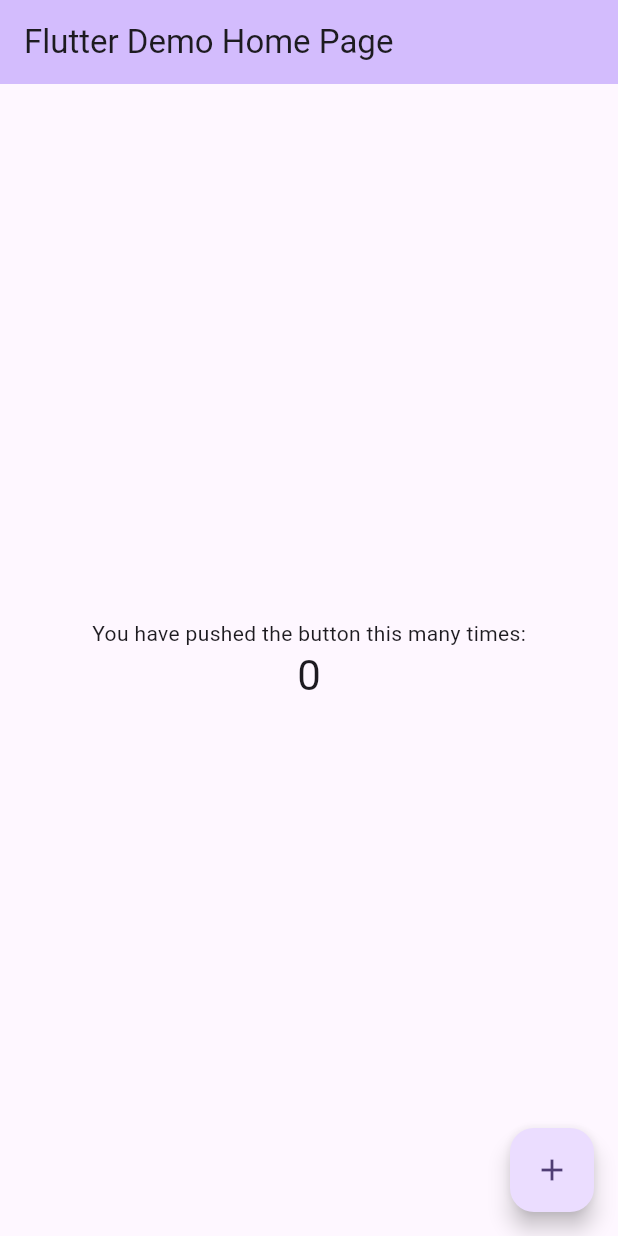
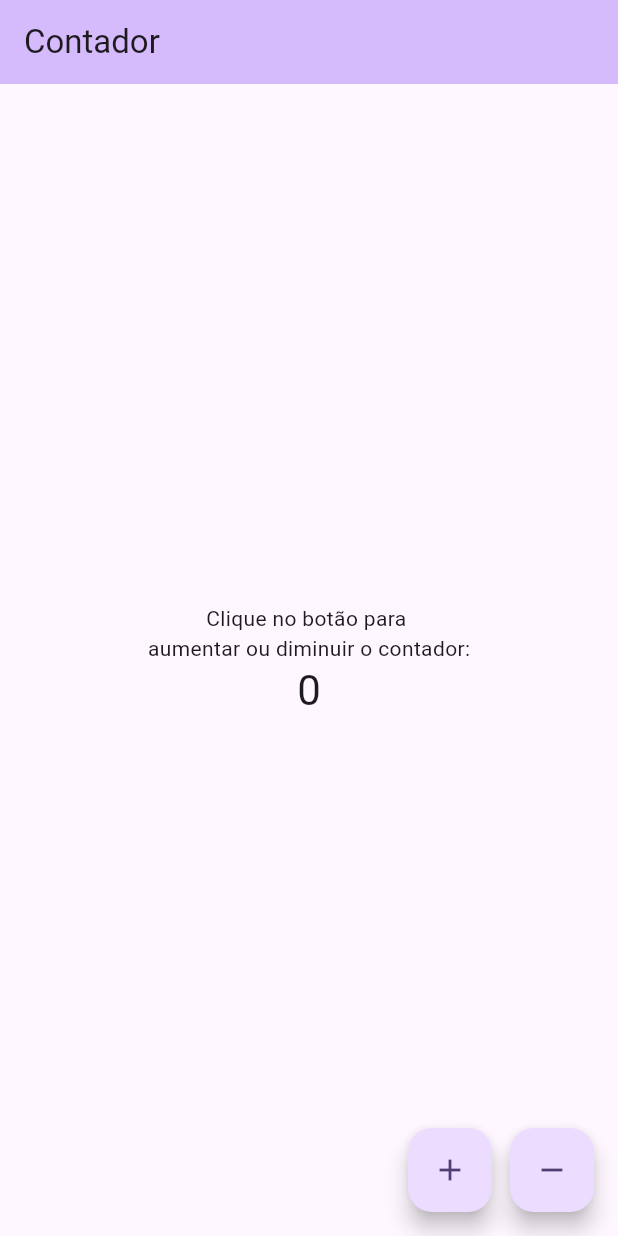
Before and after one commit to CleberPaiva/appflutter, a Flutter app: the screen it shows after launch, on a phone screen of 412 x 824 dp. Run offline on Flutter 3.47's test engine with Material 3 defaults, Android fonts, the phone set to English and light mode, and no system bars.

```diff
--- a/lib/main.dart
+++ b/lib/main.dart
@@ -11,42 +11,19 @@ class MyApp extends StatelessWidget {
   @override
   Widget build(BuildContext context) {
     return MaterialApp(
-      title: 'Flutter Demo',
+      title: 'Contador',
       theme: ThemeData(
-        // This is the theme of your application.
-        //
-        // TRY THIS: Try running your application with "flutter run". You'll see
-        // the application has a purple toolbar. Then, without quitting the app,
-        // try changing the seedColor in the colorScheme below to Colors.green
-        // and then invoke "hot reload" (save your changes or press the "hot
-        // reload" button in a Flutter-supported IDE, or press "r" if you used
-        // the command line to start the app).
-        //
-        // Notice that the counter didn't reset back to zero; the application
-        // state is not lost during the reload. To reset the state, use hot
-        // restart instead.
-        //
-        // This works for code too, not just values: Most code changes can be
-        // tested with just a hot reload.
-        colorScheme: ColorScheme.fromSeed(seedColor: Colors.deepPurple),
+        colorScheme: ColorScheme.fromSeed(
+            seedColor: const Color.fromARGB(255, 12, 4, 27)),
         useMaterial3: true,
       ),
-      home: const MyHomePage(title: 'Flutter Demo Home Page'),
+      home: const MyHomePage(title: 'Contador'),
     );
   }
 }
 
 class MyHomePage extends StatefulWidget {
   const MyHomePage({super.key, required this.title});
-
-  // This widget is the home page of your application. It is stateful, meaning
-  // that it has a State object (defined below) that contains fields that affect
-  // how it looks.
-
-  // This class is the configuration for the state. It holds the values (in this
-  // case the title) provided by the parent (in this case the App widget) and
-  // used by the build method of the State. Fields in a Widget subclass are
-  // always marked "final".
 
   final String title;
 
@@ -59,54 +36,32 @@ class _MyHomePageState extends State<MyHomePage> {
 
   void _incrementCounter() {
     setState(() {
-      // This call to setState tells the Flutter framework that something has
-      // changed in this State, which causes it to rerun the build method below
-      // so that the display can reflect the updated values. If we changed
-      // _counter without calling setState(), then the build method would not be
-      // called again, and so nothing would appear to happen.
       _counter++;
+    });
+  }
+
+  void _decrementCounter() {
+    setState(() {
+      _counter--;
     });
   }
 
   @override
   Widget build(BuildContext context) {
-    // This method is rerun every time setState is called, for instance as done
-    // by the _incrementCounter method above.
-    //
-    // The Flutter framework has been optimized to make rerunning build methods
-    // fast, so that you can just rebuild anything that needs updating rather
-    // than having to individually change instances of widgets.
     return Scaffold(
       appBar: AppBar(
-        // TRY THIS: Try changing the color here to a specific color (to
-        // Colors.amber, perhaps?) and trigger a hot reload to see the AppBar
-        // change color while the other colors stay the same.
         backgroundColor: Theme.of(context).colorScheme.inversePrimary,
-        // Here we take the value from the MyHomePage object that was created by
-        // the App.build method, and use it to set our appbar title.
         title: Text(widget.title),
       ),
       body: Center(
-        // Center is a layout widget. It takes a single child and positions it
-        // in the middle of the parent.
         child: Column(
-          // Column is also a layout widget. It takes a list of children and
-          // arranges them vertically. By default, it sizes itself to fit its
-          // children horizontally, and tries to be as tall as its parent.
-          //
-          // Column has various properties to control how it sizes itself and
-          // how it positions its children. Here we use mainAxisAlignment to
-          // center the children vertically; the main axis here is the vertical
-          // axis because Columns are vertical (the cross axis would be
-          // horizontal).
-          //
-          // TRY THIS: Invoke "debug painting" (choose the "Toggle Debug Paint"
-          // action in the IDE, or press "p" in the console), to see the
-          // wireframe for each widget.
           mainAxisAlignment: MainAxisAlignment.center,
           children: <Widget>[
             const Text(
-              'You have pushed the button this many times:',
+              'Clique no botão para ',
+            ),
+            const Text(
+              'aumentar ou diminuir o contador:',
             ),
             Text(
               '$_counter',
@@ -115,11 +70,22 @@ class _MyHomePageState extends State<MyHomePage> {
           ],
         ),
       ),
-      floatingActionButton: FloatingActionButton(
-        onPressed: _incrementCounter,
-        tooltip: 'Increment',
-        child: const Icon(Icons.add),
-      ), // This trailing comma makes auto-formatting nicer for build methods.
+      floatingActionButton: Row(
+        mainAxisAlignment: MainAxisAlignment.end,
+        children: [
+          FloatingActionButton(
+            onPressed: _incrementCounter,
+            tooltip: 'Increment',
+            child: const Icon(Icons.add),
+          ),
+          const SizedBox(width: 12), // Espaço entre os botões
+          FloatingActionButton(
+            onPressed: _decrementCounter,
+            tooltip: 'Decrement',
+            child: const Icon(Icons.remove),
+          ),
+        ],
+      ),
     );
   }
 }
```
